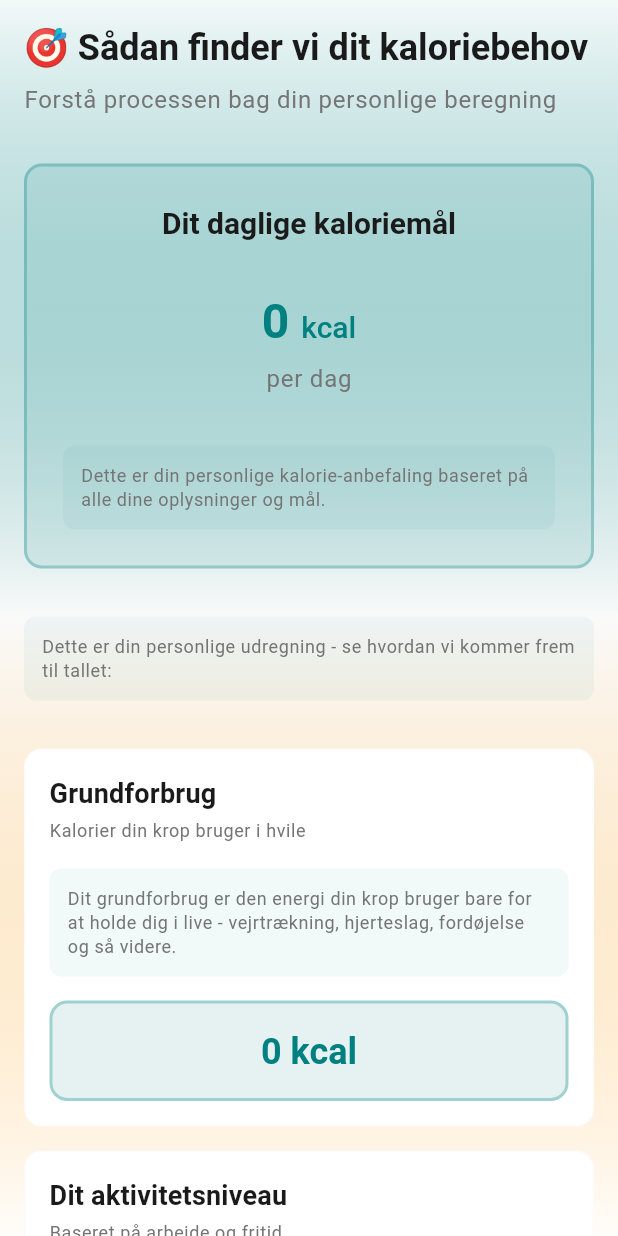
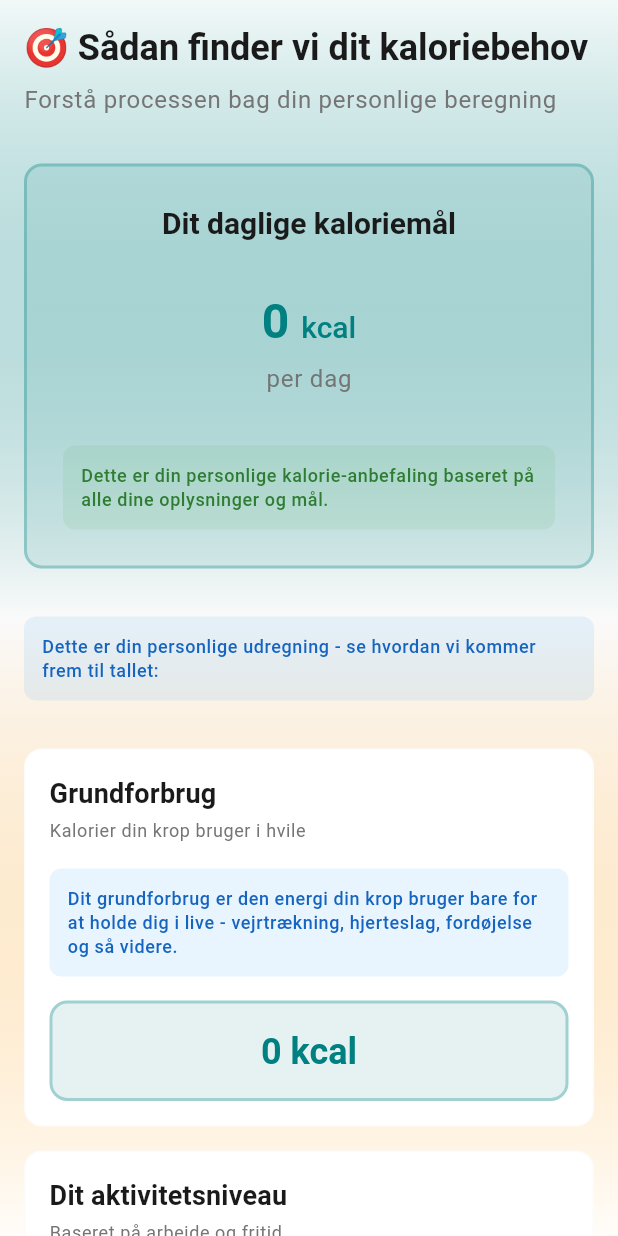
Before and after one commit to munkhaus/calories, a Flutter app: the CalorieEducationStepWidget widget shown alone on an empty page, opened directly, on a phone screen of 412 x 824 dp. Run offline on Flutter 3.47's test engine with Material 3 defaults, Android fonts, the phone set to English and light mode, and no system bars; our stand-ins replace flutter_riverpod, freezed_annotation, material_design_icons_flutter, shared_preferences; missing offline and left inert: result_type; accounts and stored records are empty.

Commit message:
Enhance onboarding widgets by introducing OnboardingHelpType for categorized help text. Updated various widgets to utilize this new type, improving clarity and user experience. Adjusted text descriptions for better understanding and consistency across the onboarding flow.

```diff
--- a/lib/features/onboarding/presentation/widgets/calorie_education_step_widget.dart
+++ b/lib/features/onboarding/presentation/widgets/calorie_education_step_widget.dart
@@ -27,6 +27,7 @@ class CalorieEducationStepWidget extends ConsumerWidget {
         // Educational note
         OnboardingHelpText(
           text: 'Dette er din personlige udregning - se hvordan vi kommer frem til tallet:',
+          type: OnboardingHelpType.neutral,
         ),
 
         KSizes.spacingVerticalL,
@@ -134,6 +135,7 @@ class CalorieEducationStepWidget extends ConsumerWidget {
           // Simple explanation
           OnboardingHelpText(
             text: 'Dette er din personlige kalorie-anbefaling baseret på alle dine oplysninger og mål.',
+            type: OnboardingHelpType.positive,
           ),
         ],
       ),
@@ -180,6 +182,7 @@ class CalorieEducationStepWidget extends ConsumerWidget {
           // Explanation
           OnboardingHelpText(
             text: explanation,
+            type: OnboardingHelpType.neutral,
           ),
 
           // Result value
@@ -236,7 +239,7 @@ class CalorieEducationStepWidget extends ConsumerWidget {
           KSizes.spacingVerticalM,
 
           Text(
-            'Vi starter med at beregne hvor mange kalorier din krop bruger i hvile, lægger til for din daglige aktivitet, og justerer så op eller ned baseret på dit mål. På den måde får du et realistisk kaloriemål der passer til dit liv.',
+            'Beregningen starter med at finde hvor mange kalorier din krop bruger i hvile, lægger til for din daglige aktivitet, og justerer så op eller ned baseret på dit mål. På den måde får du et realistisk kaloriemål der passer til dit liv.',
             style: Theme.of(context).textTheme.bodyMedium?.copyWith(
               color: AppColors.textPrimary,
               height: 1.5,
@@ -258,35 +261,6 @@ class CalorieEducationStepWidget extends ConsumerWidget {
   }
 
   Widget _buildMedicalDisclaimers(BuildContext context) {
-    return Container(
-      padding: EdgeInsets.all(KSizes.margin4x),
-      decoration: BoxDecoration(
-        color: AppColors.primary.withValues(alpha: 0.05),
-        borderRadius: BorderRadius.circular(KSizes.radiusM),
-        border: Border.all(
-          color: AppColors.primary.withValues(alpha: 0.2),
-        ),
-      ),
-      child: Column(
-        crossAxisAlignment: CrossAxisAlignment.start,
-        children: [
-          Text(
-            'Vigtige forbehold',
-            style: Theme.of(context).textTheme.titleMedium?.copyWith(
-              color: AppColors.primary,
-              fontWeight: KSizes.fontWeightSemiBold,
-            ),
-          ),
-
-          KSizes.spacingVerticalM,
-
-          ..._buildDisclaimerPoints(context),
-        ],
-      ),
-    );
-  }
-
-  List<Widget> _buildDisclaimerPoints(BuildContext context) {
     final disclaimers = [
       'Disse beregninger er vejledende og dit faktiske behov kan variere',
       'Rådfør dig altid med en læge før større ændringer i dit kostmønster',
@@ -295,33 +269,28 @@ class CalorieEducationStepWidget extends ConsumerWidget {
       'Start med mindre ændringer og justér gradvist baseret på dine resultater'
     ];
 
-    return disclaimers.map((disclaimer) => Padding(
-      padding: EdgeInsets.only(bottom: KSizes.margin2x),
-      child: Row(
-        crossAxisAlignment: CrossAxisAlignment.start,
-        children: [
-          Container(
-            margin: EdgeInsets.only(top: 6),
-            width: 4,
-            height: 4,
-            decoration: BoxDecoration(
-              color: AppColors.primary,
-              shape: BoxShape.circle,
-            ),
+    return Column(
+      crossAxisAlignment: CrossAxisAlignment.start,
+      children: [
+        Text(
+          'Vigtige forbehold',
+          style: Theme.of(context).textTheme.titleMedium?.copyWith(
+            color: const Color(0xFFD84315), // Same as warning text color
+            fontWeight: KSizes.fontWeightSemiBold,
           ),
-          KSizes.spacingHorizontalS,
-          Expanded(
-            child: Text(
-              disclaimer,
-              style: Theme.of(context).textTheme.bodyMedium?.copyWith(
-                color: AppColors.textPrimary,
-                height: 1.4,
-              ),
-            ),
+        ),
+
+        KSizes.spacingVerticalM,
+
+        ...disclaimers.map((disclaimer) => Padding(
+          padding: EdgeInsets.only(bottom: KSizes.margin2x),
+          child: OnboardingHelpText(
+            text: disclaimer,
+            type: OnboardingHelpType.warning,
           ),
-        ],
-      ),
-    )).toList();
+        )).toList(),
+      ],
+    );
   }
 
   // Calculation methods (same as summary widget)
@@ -421,13 +390,13 @@ class CalorieEducationStepWidget extends ConsumerWidget {
   String _getGoalExplanation(GoalType? goalType) {
     switch (goalType) {
       case GoalType.weightLoss:
-        return 'For at tabe vægt skal du spise lidt færre kalorier end du forbrænder. Vi laver et moderat underskud som gør det lettere at følge.';
+        return 'For at tabe vægt beregnes et moderat kalorieunderskud som gør det lettere at følge planen.';
       case GoalType.weightGain:
-        return 'For at tage på skal du spise lidt flere kalorier end du forbrænder. Vi giver dig ekstra kalorier til at bygge vægt på.';
+        return 'For at tage på beregnes ekstra kalorier til at bygge vægt på en kontrolleret måde.';
       case GoalType.muscleGain:
-        return 'For at bygge muskler skal du have lidt flere kalorier end du forbrænder, plus træning. Vi giver dig det der skal til.';
+        return 'For at bygge muskler beregnes et kalorieoverskud plus protein til muskelvækst.';
       case GoalType.weightMaintenance:
-        return 'For at holde din vægt skal du spise cirka lige så mange kalorier som du forbrænder hver dag.';
+        return 'For at holde din vægt matches kalorieforbrug og indtag så tæt som muligt.';
       default:
         return 'Dit kaloriemål er tilpasset til dit specifikke mål.';
     }
--- a/lib/features/onboarding/presentation/widgets/leisure_activity_step_widget.dart
+++ b/lib/features/onboarding/presentation/widgets/leisure_activity_step_widget.dart
@@ -121,6 +121,7 @@ class LeisureActivityStepWidget extends ConsumerWidget {
           text: isLeisureActivityEnabled
               ? 'Dit aktivitetsniveau kombineres med dit arbejde for det samlede kalorieforbrug.'
               : 'Du kan registrere aktiviteter dag for dag i appen.',
+          type: OnboardingHelpType.neutral,
         ),
       ],
     );
--- a/lib/features/onboarding/presentation/widgets/onboarding_base_layout.dart
+++ b/lib/features/onboarding/presentation/widgets/onboarding_base_layout.dart
@@ -1,5 +1,4 @@
 import 'package:flutter/material.dart';
-import 'package:material_design_icons_flutter/material_design_icons_flutter.dart';
 import '../../../../core/constants/k_sizes.dart';
 import '../../../../core/theme/app_theme.dart';
 
@@ -176,7 +175,7 @@ class OnboardingInputContainer extends StatelessWidget {
   }
 }
 
-/// Simplified slider - only primary color
+/// Simplified slider - only primary color with value indicators
 class OnboardingSlider extends StatelessWidget {
   final double value;
   final double min;
@@ -185,6 +184,7 @@ class OnboardingSlider extends StatelessWidget {
   final ValueChanged<double> onChanged;
   final String? minLabel;
   final String? maxLabel;
+  final String? unit; // Add unit parameter for better formatting
 
   const OnboardingSlider({
     super.key,
@@ -195,7 +195,25 @@ class OnboardingSlider extends StatelessWidget {
     this.divisions,
     this.minLabel,
     this.maxLabel,
+    this.unit,
   });
+
+  String _formatValue(double value) {
+    if (unit != null) {
+      if (unit == 'kg' || unit == 'cm') {
+        return '${value.round()} $unit';
+      } else if (unit == 'kg/uge') {
+        return '${value.toStringAsFixed(1)} $unit';
+      }
+    }
+
+    // Default formatting
+    if (value % 1 == 0) {
+      return value.round().toString();
+    } else {
+      return value.toStringAsFixed(1);
+    }
+  }
 
   @override
   Widget build(BuildContext context) {
@@ -213,6 +231,7 @@ class OnboardingSlider extends StatelessWidget {
               fontSize: KSizes.fontSizeS,
               fontWeight: KSizes.fontWeightMedium,
             ),
+            showValueIndicator: ShowValueIndicator.always,
           ),
           child: Slider(
             value: value.clamp(min, max),
@@ -220,7 +239,7 @@ class OnboardingSlider extends StatelessWidget {
             max: max,
             divisions: divisions,
             onChanged: onChanged,
-            label: value > 0 ? value.round().toString() : null,
+            label: _formatValue(value),
           ),
         ),
         if (minLabel != null || maxLabel != null)
@@ -249,32 +268,70 @@ class OnboardingSlider extends StatelessWidget {
   }
 }
 
-/// Simplified help text - less prominent styling
+/// Simplified help text - with color categorization based on function
 class OnboardingHelpText extends StatelessWidget {
   final String text;
+  final OnboardingHelpType type;
 
   const OnboardingHelpText({
     super.key,
     required this.text,
+    this.type = OnboardingHelpType.neutral,
   });
 
   @override
   Widget build(BuildContext context) {
+    Color backgroundColor;
+    Color textColor;
+
+    switch (type) {
+      case OnboardingHelpType.neutral:
+        // Blue - professional and trustworthy (factual explanations)
+        backgroundColor = const Color(0xFF2196F3).withOpacity(0.1);
+        textColor = const Color(0xFF1565C0);
+        break;
+      case OnboardingHelpType.positive:
+        // Green - health and natural (positive health messages)
+        backgroundColor = const Color(0xFF4CAF50).withOpacity(0.1);
+        textColor = const Color(0xFF2E7D32);
+        break;
+      case OnboardingHelpType.motivational:
+        // Orange - energetic and motivating (goals and recommendations)
+        backgroundColor = const Color(0xFFFF9800).withOpacity(0.1);
+        textColor = const Color(0xFFE65100);
+        break;
+      case OnboardingHelpType.warning:
+        // Red-Orange - important warnings, disclaimers, medical notices
+        backgroundColor = const Color(0xFFFF5722).withOpacity(0.15);
+        textColor = const Color(0xFFD84315);
+        break;
+    }
+
     return Container(
+      width: double.infinity, // Full width for symmetry
       padding: EdgeInsets.all(KSizes.margin3x),
       decoration: BoxDecoration(
-        color: AppColors.primary.withOpacity(0.05),
+        color: backgroundColor,
         borderRadius: BorderRadius.circular(KSizes.radiusS),
       ),
       child: Text(
         text,
         style: Theme.of(context).textTheme.bodySmall?.copyWith(
-          color: AppColors.textSecondary,
+          color: textColor,
           height: 1.3,
+          fontWeight: KSizes.fontWeightMedium,
         ),
       ),
     );
   }
+}
+
+/// Types of help text based on function
+enum OnboardingHelpType {
+  neutral,      // Blue - factual explanations, technical info
+  positive,     // Green - health benefits, positive outcomes
+  motivational, // Orange - goals, motivation, recommendations
+  warning,      // Red/Orange - disclaimers, important warnings, medical notices
 }
 
 /// Simplified option card - cleaner design, less visual noise
--- a/lib/features/onboarding/presentation/widgets/personal_info_step_widget.dart
+++ b/lib/features/onboarding/presentation/widgets/personal_info_step_widget.dart
@@ -109,7 +109,7 @@ class _PersonalInfoStepWidgetState extends ConsumerState<PersonalInfoStepWidget>
 
     return OnboardingBaseLayout(
       title: 'Lad os lære dig at kende',
-      subtitle: 'Fortæl os lidt om dig selv, så vi kan personalisere din oplevelse.',
+      subtitle: 'Grundlæggende oplysninger til beregninger.',
       children: [
         // Name section
         OnboardingSection(
@@ -139,7 +139,7 @@ class _PersonalInfoStepWidgetState extends ConsumerState<PersonalInfoStepWidget>
       children: [
         OnboardingSectionHeader(
           title: 'Hvad hedder du?',
-          subtitle: 'Dit navn gør appen mere personlig.',
+          subtitle: 'Dit navn gør appen mere personlig og hjælper os med at skræddersy din oplevelse.',
         ),
 
         KSizes.spacingVerticalL,
@@ -271,6 +271,7 @@ class _PersonalInfoStepWidgetState extends ConsumerState<PersonalInfoStepWidget>
           KSizes.spacingVerticalM,
           OnboardingHelpText(
             text: 'Du er $age år gammel. Dette bruges til præcise beregninger.',
+            type: OnboardingHelpType.neutral,
           ),
         ],
       ],
--- a/lib/features/onboarding/presentation/widgets/summary_step_widget.dart
+++ b/lib/features/onboarding/presentation/widgets/summary_step_widget.dart
@@ -100,6 +100,7 @@ class SummaryStepWidget extends ConsumerWidget {
           // Simple explanation
           OnboardingHelpText(
             text: 'Dette er din personlige kalorie-anbefaling baseret på alle dine oplysninger og mål.',
+            type: OnboardingHelpType.positive,
           ),
         ],
       ),
--- a/lib/features/onboarding/presentation/widgets/welcome_step_widget.dart
+++ b/lib/features/onboarding/presentation/widgets/welcome_step_widget.dart
@@ -80,7 +80,7 @@ class WelcomeStepWidget extends ConsumerWidget {
 
                         // Welcome text
                         Text(
-                          'Velkommen til din\nsunde rejse! 🎯',
+                          'Velkommen til din\nrejse! 🎯',
                           style: TextStyle(
                             fontSize: KSizes.fontSizeXXL,
                             fontWeight: KSizes.fontWeightBold,
```
Also changed, not shown: lib/features/onboarding/presentation/widgets/goals_step_widget.dart (+23 -14 lines), lib/features/onboarding/presentation/widgets/physical_info_step_widget.dart (+12 -2 lines), lib/features/onboarding/presentation/widgets/work_activity_step_widget.dart (+0 -7 lines).
